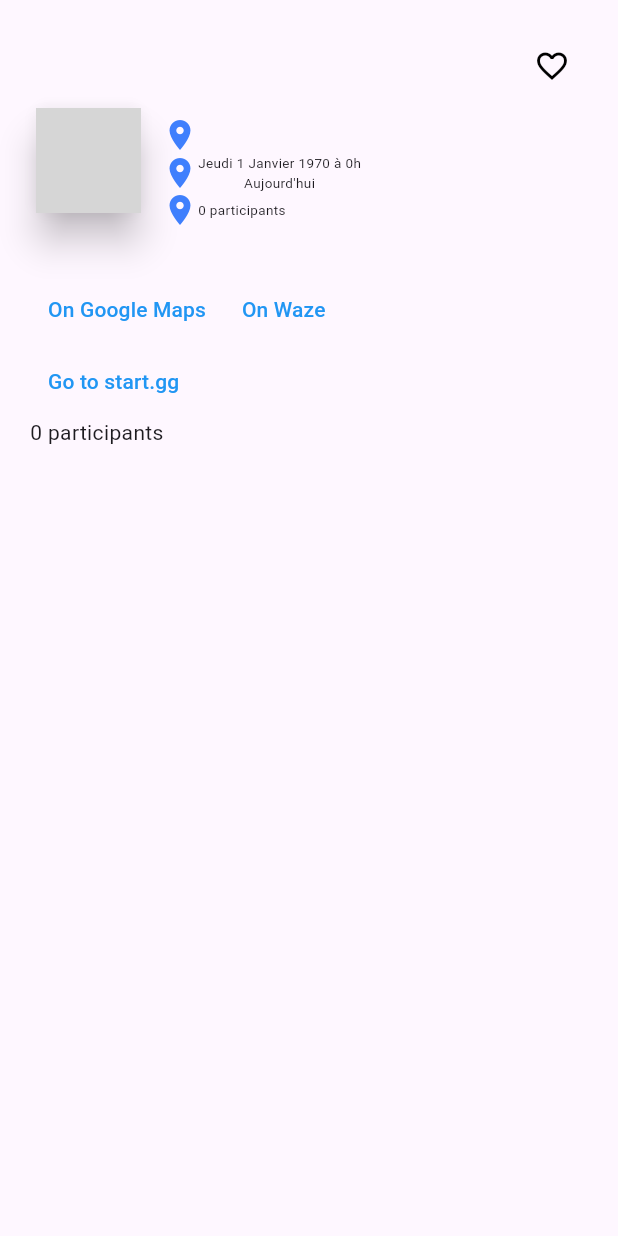
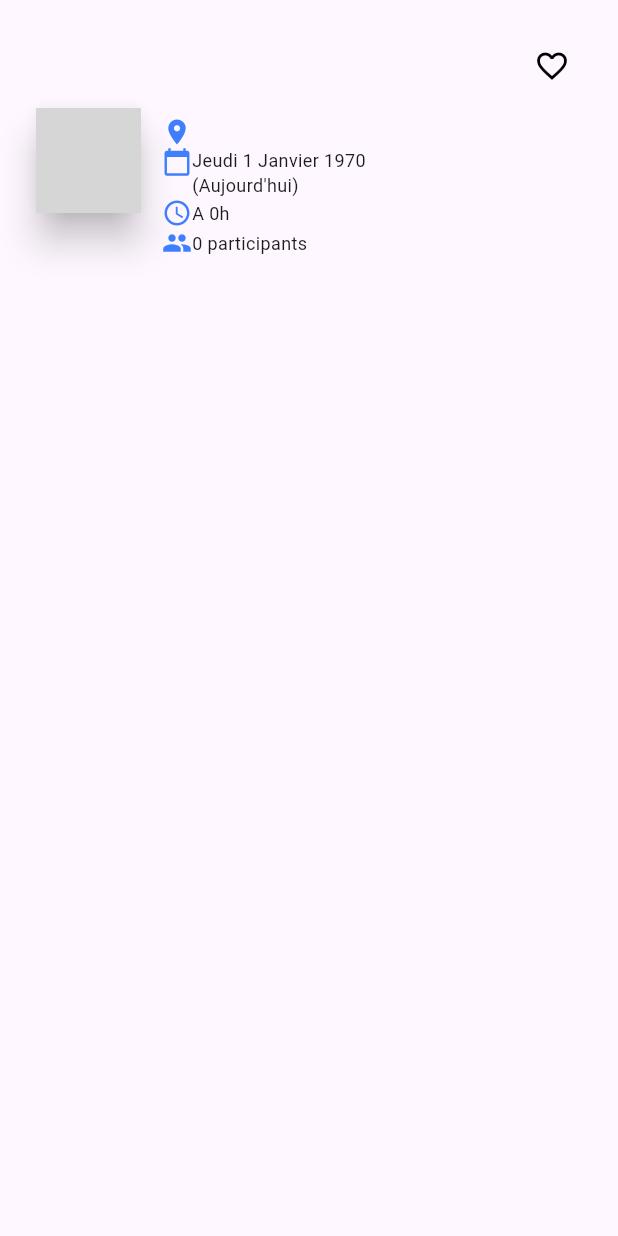
Before and after one commit to RomainHer/maps.gg, a Flutter app: the TournamentInfo widget shown alone on an empty page, opened directly with empty values, on a phone screen of 412 x 824 dp. Run offline on Flutter 3.47's test engine with Material 3 defaults, Android fonts, the phone set to English and light mode, and no system bars; our stand-ins replace flutter_map, geolocator, google_fonts, graphql, latlong2; missing offline and left inert: flutter_map_cancellable_tile_provider, flutter_map_marker_cluster; network calls fail; Roboto replaces fonts that are missing (Heebo); grey boxes are pictures that could not be loaded.

Commit message:
working on tournament info element style

```diff
--- a/lib/tournament_info.dart
+++ b/lib/tournament_info.dart
@@ -136,16 +136,70 @@ class _TournamentInfoState extends State<TournamentInfo> {
                   crossAxisAlignment: CrossAxisAlignment.start,
                   children: [
                     Row(
+                      crossAxisAlignment: CrossAxisAlignment.start,
                       children: [
                         const Icon(
                           Icons.place,
                           color: Color(0xFF3F7FFD),
+                          size: 20,
+                        ),
+                        Column(
+                          crossAxisAlignment: CrossAxisAlignment.start,
+                          children: [
+                            for (var i in (widget.tournamentInfoState
+                                        .tournamentVenueAddress ??
+                                    "")
+                                .split(","))
+                              Text(
+                                i.toString(),
+                                style: const TextStyle(
+                                  fontSize: 12,
+                                ),
+                              )
+                          ],
+                        )
+                      ],
+                    ),
+                    Row(
+                      crossAxisAlignment: CrossAxisAlignment.start,
+                      children: [
+                        const Icon(
+                          Icons.calendar_today,
+                          color: Color(0xFF3F7FFD),
+                          size: 20,
+                        ),
+                        Column(
+                          crossAxisAlignment: CrossAxisAlignment.start,
+                          children: [
+                            Text(
+                              capitalizeFirstLetterOfEachWord(
+                                  DateFormat.yMMMMEEEEd('fr')
+                                      .format(tournamentDateTime)),
+                              style: const TextStyle(
+                                fontSize: 12,
+                              ),
                             ),
                             Text(
-                            widget.tournamentInfoState.tournamentVenueAddress ??
-                                'no-venue-name',
+                              "(${widget.getNumberDaysBeforeTournament()})",
                               style: const TextStyle(
-                              fontSize: 9,
+                                fontSize: 12,
+                              ),
+                            )
+                          ],
+                        ),
+                      ],
+                    ),
+                    Row(
+                      children: [
+                        const Icon(
+                          Icons.schedule,
+                          color: Color(0xFF3F7FFD),
+                          size: 20,
+                        ),
+                        Text(
+                          "A ${tournamentDateTime.hour}h${tournamentDateTime.minute == 0 ? '' : tournamentDateTime.minute}",
+                          style: const TextStyle(
+                            fontSize: 12,
                           ),
                         ),
                       ],
@@ -153,46 +207,24 @@ class _TournamentInfoState extends State<TournamentInfo> {
                     Row(
                       children: [
                         const Icon(
-                            Icons.place,
+                          Icons.group,
                           color: Color(0xFF3F7FFD),
-                          ),
-                          Column(
-                            children: [
-                              Text(
-                                "${capitalizeFirstLetterOfEachWord(DateFormat.yMMMMEEEEd('fr').format(tournamentDateTime))} à ${tournamentDateTime.hour}h${tournamentDateTime.minute == 0 ? '' : tournamentDateTime.minute}",
-                                style: const TextStyle(
-                                  fontSize: 9,
-                                ),
+                          size: 20,
                         ),
                         Text(
-                                widget.getNumberDaysBeforeTournament(),
+                          "${widget.tournamentInfoState.tournamentNumAttendees} participants",
                           style: const TextStyle(
-                                  fontSize: 9,
+                            fontSize: 12,
                           ),
                         ),
                       ],
                     ),
                   ],
                 ),
-                      Row(
-                        children: [
-                          const Icon(
-                            Icons.place,
-                            color: Color(0xFF3F7FFD),
-                          ),
-                          Text(
-                            "${widget.tournamentInfoState.tournamentNumAttendees} participants",
-                            style: const TextStyle(
-                              fontSize: 9,
-                            ),
               ),
             ],
           ),
-                    ],
-                  ))
-            ],
-          ),
-          Text(widget.tournamentInfoState.tournamentVenueAddress ??
+          /*Text(widget.tournamentInfoState.tournamentVenueAddress ??
               'no-adress'), //TODO: copy tournament venue address to clipboard when clicked
           Row(children: [
             TextButton(
@@ -232,7 +264,7 @@ class _TournamentInfoState extends State<TournamentInfo> {
             child: const Text('Go to start.gg'),
           ),
           Text(
-              "${widget.tournamentInfoState.tournamentNumAttendees} participants"),
+              "${widget.tournamentInfoState.tournamentNumAttendees} participants"),*/
         ],
       ),
     );
```
Lines whose indentation alone changed are shown as unchanged.
